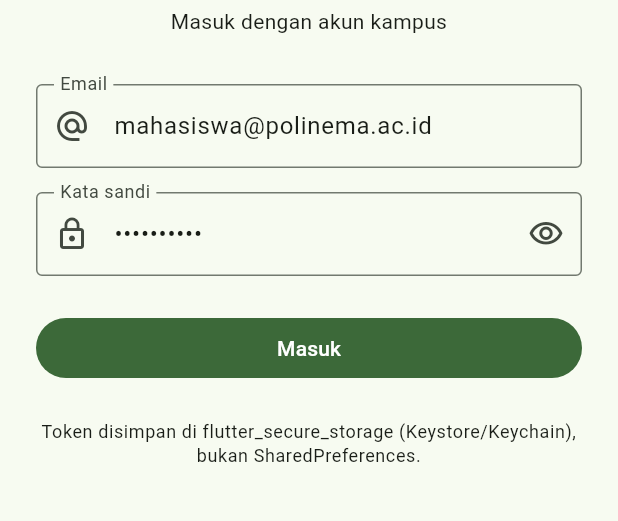
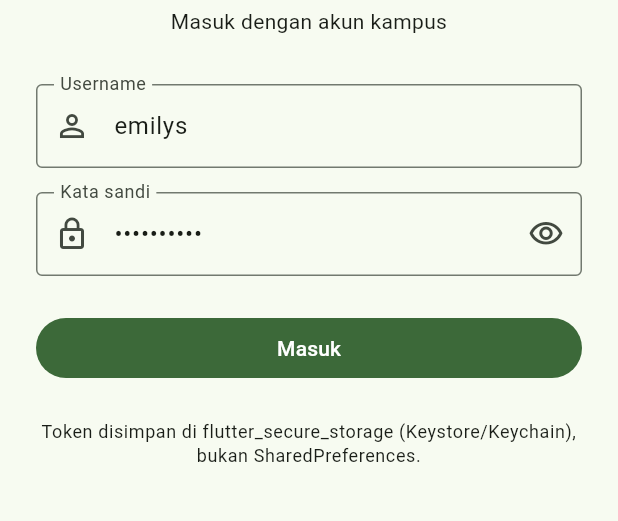
Before and after one commit to Aldiss1/244107020184-mobile-course, a Flutter app: the screen it shows after launch, on a phone screen of 412 x 824 dp, the part 468-989 px from its top. Run offline on Flutter 3.47's test engine with Material 3 defaults, Android fonts, the phone set to English and light mode, and no system bars; our stand-ins replace dio, firebase_core, firebase_messaging, flutter_local_notifications, flutter_riverpod, flutter_secure_storage and 1 more; accounts and stored records are empty.

Commit message:
feat: form login username dummyjson + sapaan profil di Home

```diff
--- a/lib/pages/login_page.dart
+++ b/lib/pages/login_page.dart
@@ -13,13 +13,13 @@ class LoginPage extends ConsumerStatefulWidget {
 
 class _LoginPageState extends ConsumerState<LoginPage> {
   final _formKey = GlobalKey<FormState>();
-  final _email = TextEditingController(text: 'mahasiswa@polinema.ac.id');
-  final _password = TextEditingController(text: 'rahasia123');
+  final _username = TextEditingController(text: 'emilys');
+  final _password = TextEditingController(text: 'emilyspass');
   bool _obscure = true;
 
   @override
   void dispose() {
-    _email.dispose();
+    _username.dispose();
     _password.dispose();
     super.dispose();
   }
@@ -29,7 +29,7 @@ class _LoginPageState extends ConsumerState<LoginPage> {
     FocusScope.of(context).unfocus();
     await ref
         .read(authStateProvider.notifier)
-        .login(_email.text.trim(), _password.text);
+        .login(_username.text.trim(), _password.text);
     // Navigasi tidak dilakukan manual: `redirect` pada GoRouter yang
     // memindahkan pengguna begitu authStateProvider bernilai true.
   }
@@ -67,19 +67,17 @@ class _LoginPageState extends ConsumerState<LoginPage> {
                     ),
                     const SizedBox(height: 32),
                     TextFormField(
-                      controller: _email,
-                      keyboardType: TextInputType.emailAddress,
+                      controller: _username,
                       textInputAction: TextInputAction.next,
                       enabled: !isLoading,
                       decoration: const InputDecoration(
-                        labelText: 'Email',
-                        prefixIcon: Icon(Icons.alternate_email),
+                        labelText: 'Username',
+                        prefixIcon: Icon(Icons.person_outline),
                         border: OutlineInputBorder(),
                       ),
                       validator: (value) {
                         final text = value?.trim() ?? '';
-                        if (text.isEmpty) return 'Email wajib diisi';
-                        if (!text.contains('@')) return 'Format email salah';
+                        if (text.isEmpty) return 'Username wajib diisi';
                         return null;
                       },
                     ),
```
Also changed, not shown: lib/data/auth_repository.dart (+9 -0 lines), lib/pages/home_page.dart (+9 -0 lines), lib/providers/auth_provider.dart (+13 -0 lines), 1 other file.
